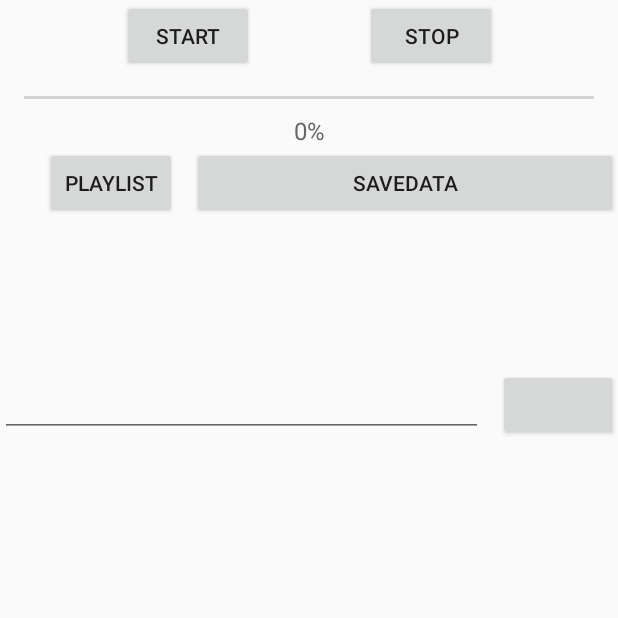
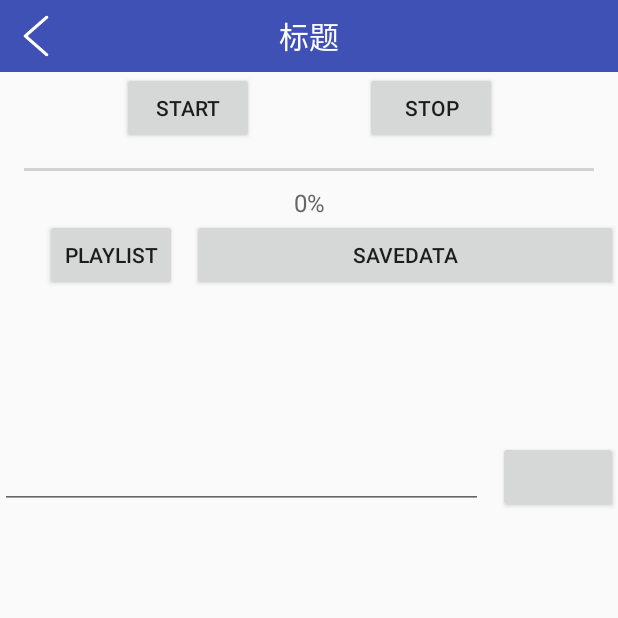
Before and after one commit to imyeego/muzik, an Android app: the screen it shows after launch (MainActivity), on a phone screen of 412 x 824 dp, the top half of it. Run offline under Robolectric (Android 15) with nearby library versions, the phone set to English and light mode, and no system bars; our stand-ins replace Room's generated code; libraries missing offline, so code that uses them is left out: com.chad.library, com.imyeego.promise, pub.devrel.easypermissions, rx.subscriptions; 7 statements that could not run were skipped.

Commit message:
base activity增加公共titlebar

```diff
--- a/app/build.gradle
+++ b/app/build.gradle
@@ -91,7 +91,7 @@ dependencies {
     implementation 'com.squareup.retrofit2:adapter-rxjava:2.4.0'
     implementation 'com.google.code.gson:gson:2.6.2'
     implementation 'com.orhanobut:logger:1.15'
-    //    annotationProcessor project(path: ':ioc-complier')
+//        annotationProcessor project(path: ':ioc-complier')
     kapt project(path: ':ioc-complier')
     implementation project(':ioc-api')
     implementation project(':ioc-annotations')
--- a/app/src/main/java/com/liuzhao/muzik/ui/activity/MainActivity.java
+++ b/app/src/main/java/com/liuzhao/muzik/ui/activity/MainActivity.java
@@ -1,5 +1,7 @@
 package com.liuzhao.muzik.ui.activity;
 
+import android.Manifest;
+import android.app.ActivityManager;
 import android.content.Context;
 import android.content.Intent;
 import android.graphics.Canvas;
@@ -8,9 +10,12 @@ import android.graphics.DashPathEffect;
 import android.graphics.Paint;
 import android.graphics.Path;
 import android.graphics.PathEffect;
+import android.graphics.PorterDuff;
+import android.graphics.PorterDuffXfermode;
 import android.graphics.Rect;
 import android.net.Uri;
 import android.net.wifi.WifiManager;
+import android.os.Looper;
 import android.support.annotation.NonNull;
 import android.support.annotation.Nullable;
 import android.support.constraint.ConstraintLayout;
@@ -18,13 +23,19 @@ import android.support.v7.app.AlertDialog;
 import android.support.v7.widget.LinearLayoutManager;
 import android.support.v7.widget.LinearSmoothScroller;
 import android.support.v7.widget.RecyclerView;
+import android.text.Html;
 import android.text.TextUtils;
+import android.util.ArrayMap;
 import android.util.DisplayMetrics;
 import android.util.Log;
+import android.util.Xml;
+import android.view.Choreographer;
+import android.view.FrameStats;
 import android.view.View;
 import android.widget.Button;
 import android.widget.EditText;
 import android.widget.ProgressBar;
+import android.widget.RelativeLayout;
 import android.widget.TextView;
 import android.widget.Toast;
 
@@ -37,6 +48,7 @@ import com.liuzhao.ioc_annotations.OnClick;
 import com.liuzhao.ioc_api.ViewFinder;
 import com.liuzhao.muzik.R;
 import com.liuzhao.muzik.annotation.SingleClick;
+import com.liuzhao.muzik.app.App;
 import com.liuzhao.muzik.common.OkWebSocket;
 import com.liuzhao.muzik.common.OkioSocket;
 import com.liuzhao.muzik.common.download.DownloadManager;
@@ -50,11 +62,13 @@ import com.liuzhao.muzik.presenter.NewsContract;
 import com.liuzhao.muzik.presenter.NewsPresenter;
 import com.liuzhao.muzik.ui.base.BaseActivity;
 import com.liuzhao.muzik.utils.Counter;
+import com.liuzhao.muzik.utils.FileUtil;
 import com.liuzhao.okevent.OkEvent;
 import com.liuzhao.okevent.Subscribe;
 import com.liuzhao.okevent.ThreadMode;
 
 import java.io.File;
+import java.nio.channels.AsynchronousFileChannel;
 import java.text.DateFormat;
 import java.text.SimpleDateFormat;
 import java.util.ArrayList;
@@ -122,7 +136,7 @@ public class MainActivity extends BaseActivity<NewsPresenter> implements NewsCon
         OkEvent.getInstance().register(this);
         counter = Counter.create();
         ViewFinder.inject(this);
-//        testDao = App.getContext().getAppDatabase().testDao();
+        testDao = App.getContext().getAppDatabase().testDao();
 //        manager = DownloadManager.getInstance();
 //        manager.setObserverProgress(this);
 //        openWifi(context);
@@ -203,7 +217,7 @@ public class MainActivity extends BaseActivity<NewsPresenter> implements NewsCon
 //        });
 //        animatorSet.start();
 //        int size = testDao.getAll().size();
-//        Toast.makeText(context, "" + size, Toast.LENGTH_SHORT).show();
+        Toast.makeText(context, "hello", Toast.LENGTH_SHORT).show();
 //        service.execute(() -> {
 //            synchronized (object) {
 //                while (true) {
@@ -223,6 +237,8 @@ public class MainActivity extends BaseActivity<NewsPresenter> implements NewsCon
                 .url("ws://172.16.41.35:8080/server/websocket")
                 .callback(this)
                 .connect();
+
+
     }
 
     @OnClick(R.id.btn_send)
@@ -255,6 +271,7 @@ public class MainActivity extends BaseActivity<NewsPresenter> implements NewsCon
 //            else rvTimeline.smoothScrollToPosition(result + 1);
             layoutManager1.smoothScrollToPosition(rvTimeline, new RecyclerView.State(), result);
         }).make();
+
     }
 
     private void startScan() {
@@ -478,6 +495,7 @@ public class MainActivity extends BaseActivity<NewsPresenter> implements NewsCon
 //        });
 //        pauseScan();
         okWebsocket.disconnect();
+
     }
 
     @OnClick(R.id.bn_playlist)
--- a/app/src/main/java/com/liuzhao/muzik/ui/base/BaseActivity.java
+++ b/app/src/main/java/com/liuzhao/muzik/ui/base/BaseActivity.java
@@ -6,6 +6,12 @@ import android.os.Bundle;
 import android.os.PersistableBundle;
 import android.support.annotation.Nullable;
 import android.support.v7.app.AppCompatActivity;
+import android.view.LayoutInflater;
+import android.widget.FrameLayout;
+import android.widget.ImageView;
+import android.widget.TextView;
+
+import com.liuzhao.muzik.R;
 
 /**
  *
@@ -15,11 +21,19 @@ public abstract class BaseActivity<P extends BasePresenter> extends Activity {
 
     protected P presenter;
     protected Context context;
+    protected TextView tvTitle;
+    protected FrameLayout flContent;
+    protected ImageView ivLeft;
+    protected TextView tvNetworkStatus;
 
     @Override
     public void onCreate(Bundle savedInstanceState) {
         super.onCreate(savedInstanceState);
-        setContentView(getLayoutId());
+        setContentView(R.layout.activity_base);
+        tvTitle = findViewById(R.id.tv_title);
+        ivLeft = findViewById(R.id.iv_left);
+        flContent = findViewById(R.id.content);
+        LayoutInflater.from(this).inflate(getLayoutId(), flContent);
         context = this;
         if (presenter == null) getPresenter();
         initView();
--- /dev/null
+++ b/app/src/main/res/layout/activity_base.xml
@@ -0,0 +1,35 @@
+<?xml version="1.0" encoding="utf-8"?>
+<LinearLayout xmlns:android="http://schemas.android.com/apk/res/android"
+    android:orientation="vertical"
+    android:layout_width="match_parent"
+    android:layout_height="match_parent">
+
+    <RelativeLayout
+        android:id="@+id/rl_title_bar"
+        android:layout_width="match_parent"
+        android:layout_height="48dp"
+        android:background="@color/colorPrimary">
+
+        <ImageView
+            android:id="@+id/iv_left"
+            android:layout_width="48dp"
+            android:layout_height="48dp"
+            android:src="@mipmap/back"
+            android:padding="10dp"/>
+
+        <TextView
+            android:id="@+id/tv_title"
+            android:layout_width="wrap_content"
+            android:layout_height="wrap_content"
+            android:layout_centerInParent="true"
+            android:textSize="20sp"
+            android:textColor="@color/white"
+            android:text="标题"/>
+    </RelativeLayout>
+    <FrameLayout
+        android:id="@+id/content"
+        android:layout_width="match_parent"
+        android:layout_height="match_parent">
+
+    </FrameLayout>
+</LinearLayout>
--- a/app/src/main/res/values/colors.xml
+++ b/app/src/main/res/values/colors.xml
@@ -6,4 +6,5 @@
     <color name="black">#000000</color>
     <color name="light_gray">#AAAAAA</color>
     <color name="dark_gray">#666666</color>
+    <color name="white">#ffffff</color>
 </resources>
```
Also changed, not shown: app/src/main/res/mipmap-xhdpi/back.png (added).
